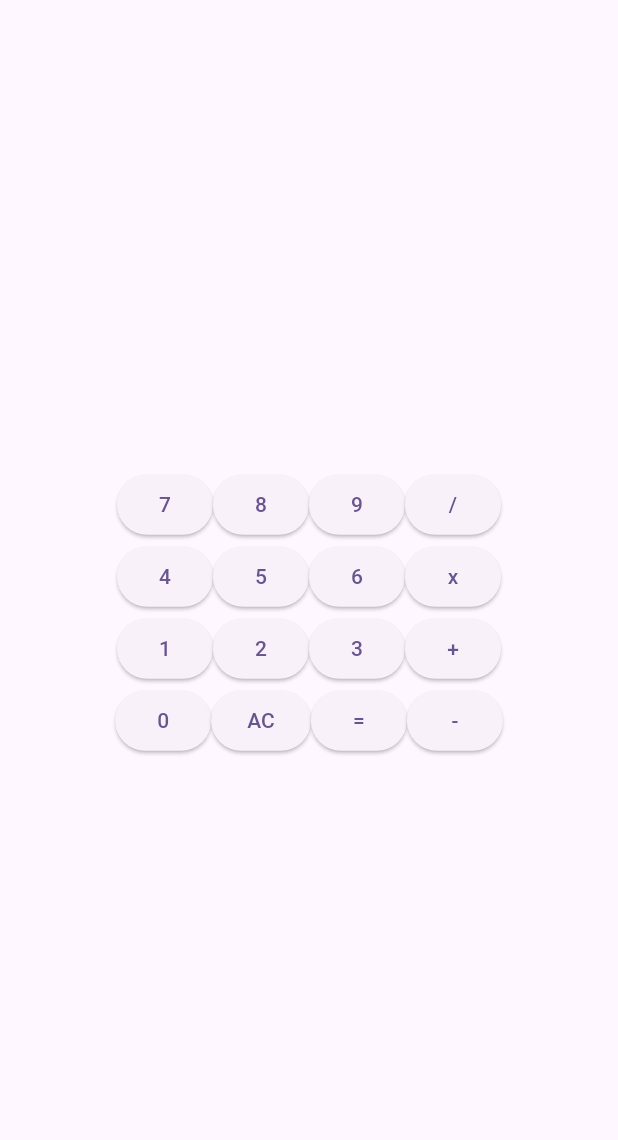
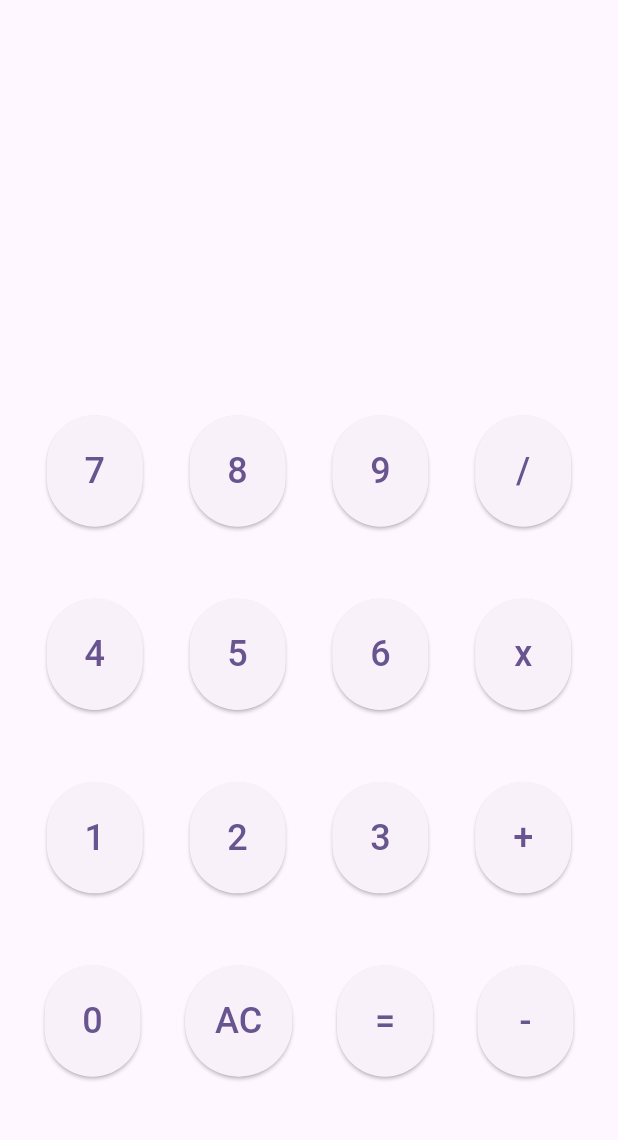
Before and after one commit to oliviatroitino/Calculadora, a Flutter app: the screen it shows after launch, on a phone screen of 412 x 824 dp, the part 63-1203 px from its top. Run offline on Flutter 3.47's test engine with Material 3 defaults, Android fonts, the phone set to English and light mode, and no system bars.

Commit message:
final commit

```diff
--- a/lib/CalculadoraPage.dart
+++ b/lib/CalculadoraPage.dart
@@ -78,7 +78,11 @@ class CalculadoraState extends State<CalculadoraPage> {
   Widget crearBoton(String texto) {
     return ElevatedButton(
       onPressed: () => presionarBoton(texto),
-      child: Text(texto),
+      style: ElevatedButton.styleFrom(
+        padding: EdgeInsets.all(20),
+        shape: StadiumBorder(),
+      ),
+      child: Text(texto, style: TextStyle(fontSize: 24)),
     );
   }
 
@@ -91,31 +95,45 @@ class CalculadoraState extends State<CalculadoraPage> {
           child: Column(
             mainAxisAlignment: MainAxisAlignment.center,
             children: [
-              Text(pantalla),
+              Expanded(
+                flex: 2,
+                child: Container(
+                  width: double.infinity,
+                  padding: EdgeInsets.symmetric(horizontal: 24, vertical: 16),
+                  alignment: Alignment.bottomRight,
+                  child: Text(
+                    pantalla,
+                    style: TextStyle(fontSize: 48, fontWeight: FontWeight.bold),
+                    maxLines: 1,
+                    overflow: TextOverflow.ellipsis,
+                  ),
+                ),
+              ),
+              Expanded(
+                flex: 5,
+                child: Column(
+                  mainAxisAlignment: MainAxisAlignment.spaceEvenly,
+                  children: [
                     Row(
-                mainAxisAlignment: MainAxisAlignment.center,
-                crossAxisAlignment: CrossAxisAlignment.center,
+                      mainAxisAlignment: MainAxisAlignment.spaceEvenly,
                       children: [
                         crearBoton('7'), crearBoton('8'), crearBoton('9'), crearBoton('/'),
                       ],
                     ),
                     Row(
-                mainAxisAlignment: MainAxisAlignment.center,
-                crossAxisAlignment: CrossAxisAlignment.center,
+                      mainAxisAlignment: MainAxisAlignment.spaceEvenly,
                       children: [
                         crearBoton('4'), crearBoton('5'), crearBoton('6'), crearBoton('x'),
                       ],
                     ),
                     Row(
-                mainAxisAlignment: MainAxisAlignment.center,
-                crossAxisAlignment: CrossAxisAlignment.center,
+                      mainAxisAlignment: MainAxisAlignment.spaceEvenly,
                       children: [
                         crearBoton('1'), crearBoton('2'), crearBoton('3'), crearBoton('+'),
                       ],
                     ),
                     Row(
-                mainAxisAlignment: MainAxisAlignment.center,
-                crossAxisAlignment: CrossAxisAlignment.center,
+                      mainAxisAlignment: MainAxisAlignment.spaceEvenly,
                       children: [
                         crearBoton('0'), crearBoton('AC'), crearBoton('='), crearBoton('-'),
                       ],
@@ -123,6 +141,10 @@ class CalculadoraState extends State<CalculadoraPage> {
                   ],
                 ),
               ),
+              SizedBox(height: 16),
+            ],
+          ),
+        ),
       ),
     );
   }
```
Lines whose indentation alone changed are shown as unchanged.
